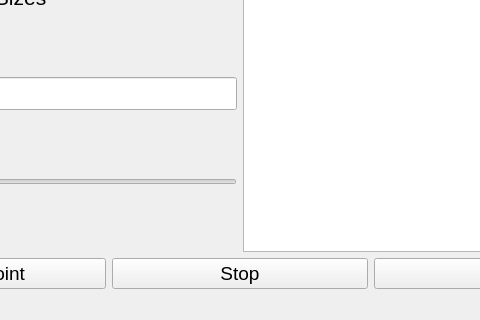
First picture: the form in CAPISample/drawletters.ui, repository dzunder32/BachelorRobot, before the edit; both pictures show x 160 to 640 and y 280 to 600 of the 800 by 600 pixel window.
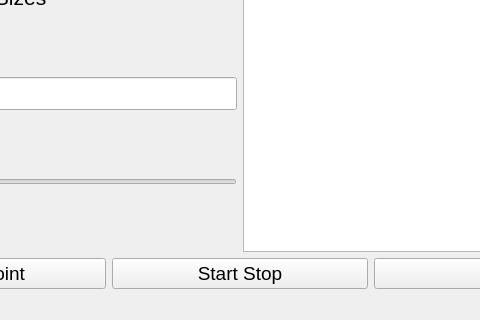
Second picture: the form after the edit.

```diff
--- a/CAPISample/drawletters.ui
+++ b/CAPISample/drawletters.ui
@@ -141,7 +141,7 @@
          </font>
         </property>
         <property name="text">
-         <string>Stop</string>
+         <string>Start Stop</string>
         </property>
        </widget>
       </item>
```
